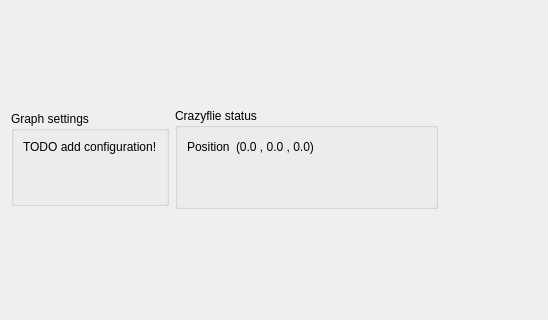
Above: src/cfclient/ui/tabs/lighthouse_tab.ui from bitcraze/crazyflie-clients-python before the change; both pictures show x 0 to 548 and y 226 to 546 of the 1348 by 770 pixel window. Below: the same form after it.
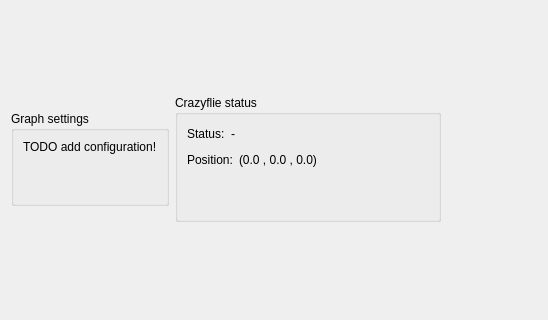
That is the form after the change.

Commit message: #468 Show lighthouse status

```diff
--- a/src/cfclient/ui/tabs/lighthouse_tab.ui
+++ b/src/cfclient/ui/tabs/lighthouse_tab.ui
@@ -97,12 +97,43 @@
               </property>
               <item>
                <layout class="QVBoxLayout" name="verticalLayout_8">
+                <item>
+                 <layout class="QHBoxLayout" name="horizontalLayout_2">
+                  <item>
+                   <widget class="QLabel" name="label_2">
+                    <property name="text">
+                     <string>Status:</string>
+                    </property>
+                   </widget>
+                  </item>
+                  <item>
+                   <widget class="QLabel" name="_status_status">
+                    <property name="text">
+                     <string>-</string>
+                    </property>
+                   </widget>
+                  </item>
+                  <item>
+                   <spacer name="horizontalSpacer">
+                    <property name="orientation">
+                     <enum>Qt::Horizontal</enum>
+                    </property>
+                    <property name="sizeHint" stdset="0">
+                     <size>
+                      <width>40</width>
+                      <height>20</height>
+                     </size>
+                    </property>
+                   </spacer>
+                  </item>
+                 </layout>
+                </item>
                 <item>
                  <layout class="QHBoxLayout" name="horizontalLayout_7">
                   <item>
                    <widget class="QLabel" name="label_7">
                     <property name="text">
-                     <string>Position</string>
+                     <string>Position:</string>
                     </property>
                    </widget>
                   </item>
```
The commit also changes 1 other file.
